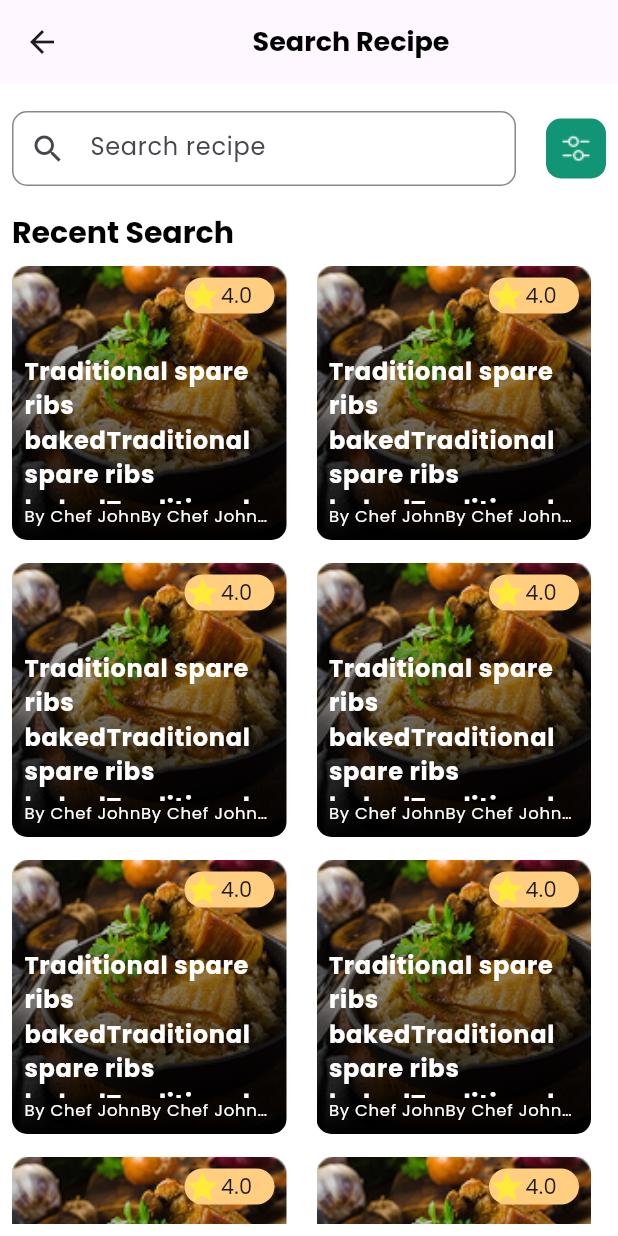
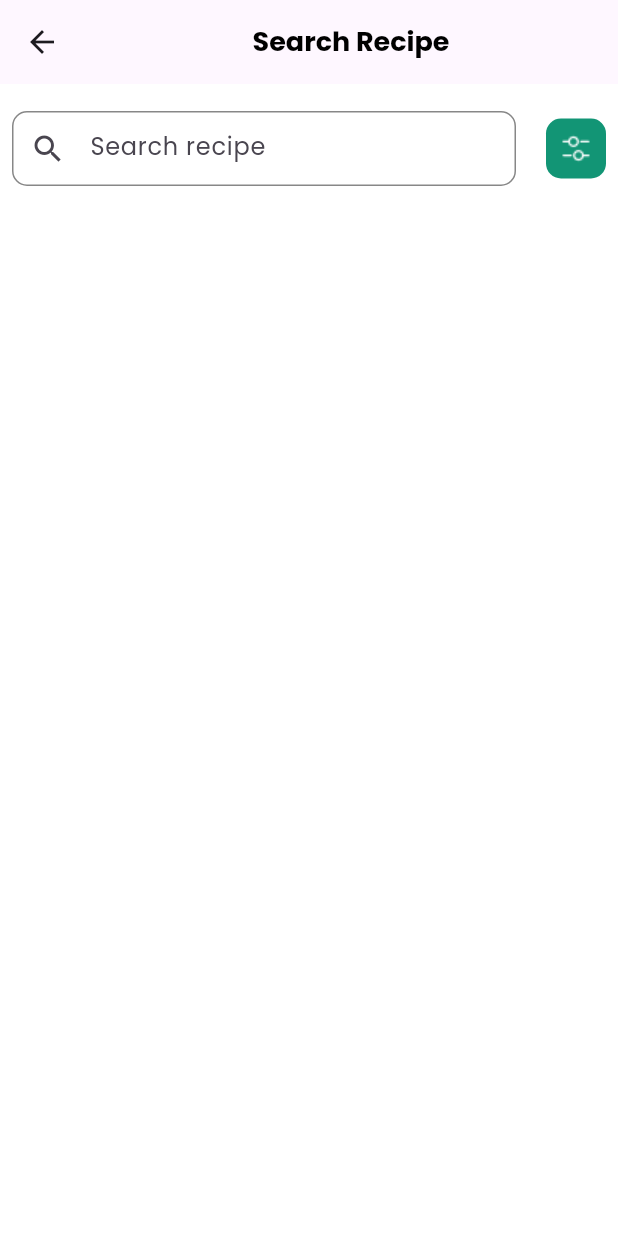
Before and after one commit to abdulrehman202/recipe_app, a Flutter app: the MainScreen screen opened directly with empty values, after a tap on "Search recipe", on a phone screen of 412 x 824 dp. Run offline on Flutter 3.47's test engine with Material 3 defaults, Android fonts, the light colour scheme and no system bars; our stand-ins replace chips_choice, cloud_firestore, firebase_auth, firebase_core, firebase_messaging, flutter_local_notifications and 4 more; missing offline and left inert: dart_either, shake_widget_flutter; accounts and stored records are empty.

Commit message:
search screen 50% done

```diff
--- a/lib/View/Custom Widgets/SearchFIeldButton.dart
+++ b/lib/View/Custom Widgets/SearchFIeldButton.dart
@@ -1,15 +1,12 @@
 import 'package:flutter/material.dart';
 import 'package:recipe_app/Constants.dart';
-import 'package:recipe_app/View/search_screen.dart';
 
 class SearchFieldButton extends StatelessWidget {
   const SearchFieldButton({super.key});
 
   @override
   Widget build(BuildContext context) {
-    return GestureDetector(
-      onTap: () => Navigator.push(context, MaterialPageRoute( builder: (context)=> SearchScreen(),)),
-      child: Container(
+    return Container(
     margin: const EdgeInsets.symmetric( horizontal: 10),
     child: TextField(
       enabled: false,
@@ -27,7 +24,6 @@ class SearchFieldButton extends StatelessWidget {
             borderRadius: const BorderRadius.all(Radius.circular(10))),
       ),
     ),
-    ),
         );
   }
 }
--- a/lib/View/Custom Widgets/SearchField.dart
+++ b/lib/View/Custom Widgets/SearchField.dart
@@ -2,7 +2,9 @@ import 'package:flutter/material.dart';
 import 'package:recipe_app/Constants.dart';
 
 class SearchField extends StatelessWidget {
-  SearchField({super.key});
+  TextEditingController controller;
+  Function callback;
+  SearchField({super.key, required this.controller, required this.callback});
 
 
   @override
@@ -11,6 +13,8 @@ class SearchField extends StatelessWidget {
     return Container(
       margin: const EdgeInsets.only(right: 20),
       child: TextField(
+        controller: controller,
+        onChanged: (value) => callback(value),
         decoration: InputDecoration(
           prefixIcon: const Icon(Icons.search),
           hintText: 'Search recipe',
--- a/lib/View/Custom Widgets/SearchResultDishCard.dart
+++ b/lib/View/Custom Widgets/SearchResultDishCard.dart
@@ -1,8 +1,10 @@
 import 'package:flutter/material.dart';
 import 'package:recipe_app/Constants.dart';
+import 'package:recipe_app/Model/Recipe.dart';
 
 class SearchResultDishCard extends StatelessWidget {
-  const SearchResultDishCard({super.key});
+  Recipe recipe;
+  SearchResultDishCard({super.key, required this.recipe});
 
   @override
   Widget build(BuildContext context) {
@@ -46,7 +48,7 @@ class SearchResultDishCard extends StatelessWidget {
                     width: MediaQuery.of(context).size.width * 0.45,
                     height: 100,
                     child: Text(
-                      'Traditional spare ribs baked' * 10,
+                      recipe.name,
                       style: Theme.of(context).textTheme.labelSmall!.copyWith(
                           color: Colors.white,
                           fontWeight: FontWeight.bold,
@@ -56,7 +58,7 @@ class SearchResultDishCard extends StatelessWidget {
                 SizedBox(
                   width: MediaQuery.of(context).size.width * 0.4,
                   child: Text(
-                    'By Chef John' * 10,
+                    'By Chef John',
                     style: Theme.of(context)
                         .textTheme
                         .labelSmall!
@@ -75,13 +77,13 @@ class SearchResultDishCard extends StatelessWidget {
               decoration: BoxDecoration(
                   color: Constants.BITMOJI_COLOR,
                   borderRadius: const BorderRadius.all(Radius.circular(20))),
-              child: const Row(
+              child:  Row(
                 children: [
-                  Icon(
+                  const Icon(
                     Icons.star,
                     color: Colors.yellow,
                   ),
-                  Text('4.0'),
+                  Text( Constants.getNetRating(recipe.totalRating,recipe.usersWhoRated.length).toString().padRight(2,'.0') ),
                 ],
               ),
             ),
--- a/lib/View/home_screen.dart
+++ b/lib/View/home_screen.dart
@@ -11,6 +11,7 @@ import 'package:recipe_app/View/Custom%20Widgets/RecentRecipeCard.dart';
 import 'package:recipe_app/View/Custom%20Widgets/RecipeCard.dart';
 import 'package:recipe_app/View/Custom%20Widgets/SearchFIeldButton.dart';
 import 'package:recipe_app/View/recipe_view_screen.dart';
+import 'package:recipe_app/View/search_screen.dart';
 
 class HomeSreen extends StatefulWidget {
   String uid;
@@ -122,7 +123,7 @@ class _HomeSreenState extends State<HomeSreen> {
               height: 50,
             ),
             titleRow(context, provider),
-            searchRow(),
+            searchRow(provider.listOfRecipes),
             categories(provider),
             provider.listOfRecipes.isEmpty
                 ? const NoRecipeWidget()
@@ -182,11 +183,13 @@ class _HomeSreenState extends State<HomeSreen> {
     );
   }
 
-  Widget searchRow() {
+  Widget searchRow(List<Recipe> list) {
     return Container(
       margin: const EdgeInsets.symmetric(vertical: 10),
       height: 50,
-      child: const SearchFieldButton(),
+      child: GestureDetector(
+      onTap: () => Navigator.push(context, MaterialPageRoute( builder: (context)=> SearchScreen(allRecipesList: list),)),
+      child: const SearchFieldButton()),
     );
   }
 
--- a/lib/View/search_screen.dart
+++ b/lib/View/search_screen.dart
@@ -1,47 +1,48 @@
 import 'package:flutter/material.dart';
 import 'package:recipe_app/Constants.dart';
+import 'package:recipe_app/Model/Recipe.dart';
 import 'package:recipe_app/View/Custom%20Widgets/FilterSheet.dart';
 import 'package:recipe_app/View/Custom%20Widgets/SearchField.dart';
 import 'package:recipe_app/View/Custom%20Widgets/SearchResultDishCard.dart';
+import 'package:recipe_app/View/recipe_view_screen.dart';
 
 class SearchScreen extends StatefulWidget {
-  const SearchScreen({super.key});
+  List<Recipe> allRecipesList;
+  SearchScreen({super.key, required this.allRecipesList});
 
   @override
   State<SearchScreen> createState() => _SearchScreenState();
 }
 
 class _SearchScreenState extends State<SearchScreen> {
+  final _scaffoldKey = GlobalKey<ScaffoldState>();
+  TextEditingController txtController = TextEditingController();
+  List<Recipe> searchResultList = [];
 
-  @override
-  void initState() {
-    // TODO: implement initState
-    super.initState();
-  }
   @override
   Widget build(BuildContext context) {
     return Scaffold(
+      key: _scaffoldKey,
       appBar: AppBar(
-        title: Center(child: Text('Search Recipe', style: Theme.of(context).textTheme.headlineSmall!.copyWith(color: Colors.black, fontSize: 18) ,)),
+        title: Center(
+            child: Text(
+          'Search Recipe',
+          style: Theme.of(context)
+              .textTheme
+              .headlineSmall!
+              .copyWith(color: Colors.black, fontSize: 18),
+        )),
       ),
       body: _body(),
     );
   }
 
-  Widget _body()
-  {
-    return Padding(padding: const EdgeInsets.all(8.0),
+  Widget _body() {
+    return Padding(
+      padding: const EdgeInsets.all(8.0),
       child: Column(
         crossAxisAlignment: CrossAxisAlignment.start,
-      children: [
-        searchRow(),
-        Padding(
-          padding: const EdgeInsets.symmetric(vertical: 8.0),
-          child: Text('Recent Search', style: Theme.of(context).textTheme.headlineSmall!.copyWith(color: Colors.black, fontSize: 20) ,),
-
-        ),
-        searchResults()
-      ],
+        children: [searchRow(), searchResults()],
       ),
     );
   }
@@ -52,7 +53,18 @@ class _SearchScreenState extends State<SearchScreen> {
       height: 50,
       child: Row(
         children: [
-          Expanded(child: SearchField()),
+          Expanded(
+              child: SearchField(
+            controller: txtController,
+            callback: (s) {
+              List<Recipe> temp = widget.allRecipesList
+                  .where((r) => r.name.toLowerCase().contains(s.toString().toLowerCase()))
+                  .toList();
+              setState(() {
+                searchResultList = temp;
+              });
+            },
+          )),
           GestureDetector(
               child: Container(
                   width: 40,
@@ -61,7 +73,11 @@ class _SearchScreenState extends State<SearchScreen> {
                       color: Constants.BUTTON_COLOR,
                       borderRadius: BorderRadius.circular(10)),
                   child: GestureDetector(
-                    onTap: () => showModalBottomSheet(context: context, builder: (context)=>FilterSheet(), enableDrag: true, isScrollControlled: true),
+                    onTap: () => showModalBottomSheet(
+                        context: _scaffoldKey.currentState!.context,
+                        builder: (context) => FilterSheet(),
+                        enableDrag: true,
+                        isScrollControlled: true),
                     child: ImageIcon(
                       AssetImage(
                         Constants.BASE_IMG_PATH + Constants.FILTER_ICON,
@@ -74,22 +90,22 @@ class _SearchScreenState extends State<SearchScreen> {
     );
   }
 
-  Widget searchResults()
-  {
+  Widget searchResults() {
     double margin = 5.0;
-    return
-    Flexible(
+    return Flexible(
       child: GridView.builder(
           shrinkWrap: true,
-        itemCount: 8,
+          itemCount: searchResultList.length,
           gridDelegate: const SliverGridDelegateWithFixedCrossAxisCount(
               crossAxisCount: 2),
-
-        itemBuilder: (c, i)
-        {
+          itemBuilder: (c, i) {
             return Container(
-            margin: i%2==0? EdgeInsets.only(bottom: margin, right: margin):EdgeInsets.only(bottom: margin, left: margin),
-            child: const SearchResultDishCard());
+                margin: i % 2 == 0
+                    ? EdgeInsets.only(bottom: margin, right: margin)
+                    : EdgeInsets.only(bottom: margin, left: margin),
+                child: GestureDetector(
+                  onTap: ()=> Navigator.push(context, MaterialPageRoute(builder: (ctx)=>RecipeViewScreen(recipe: searchResultList[i])) ),
+                  child: SearchResultDishCard(recipe: searchResultList[i])));
           }),
     );
   }
```
Lines whose indentation alone changed are shown as unchanged.
